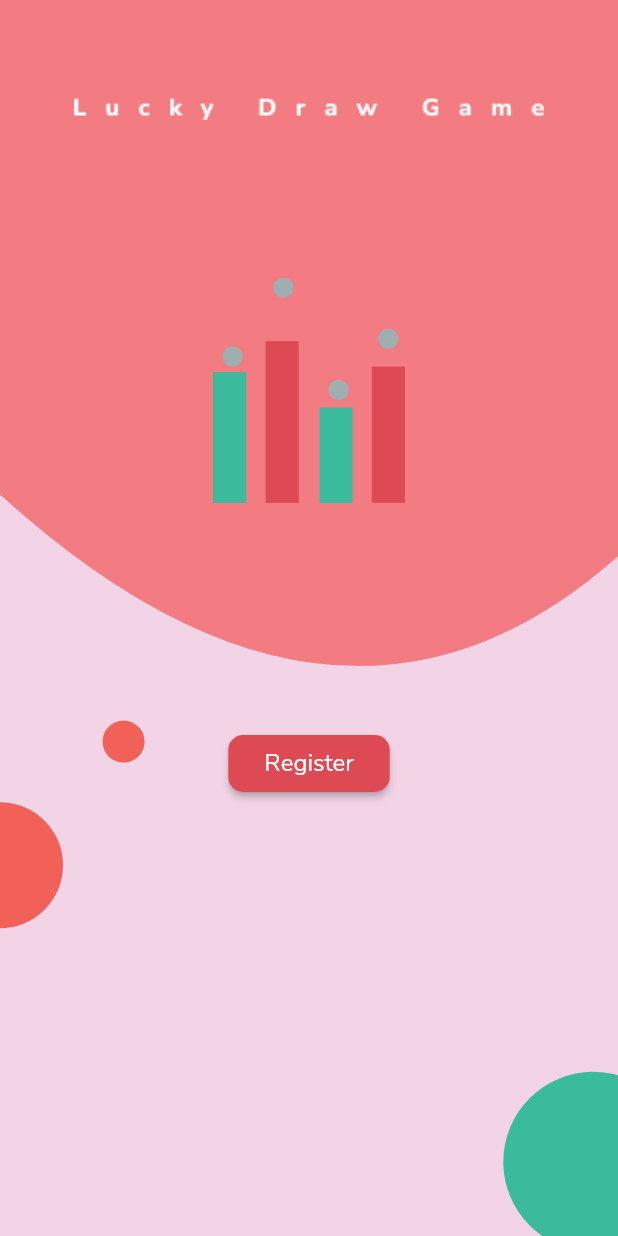
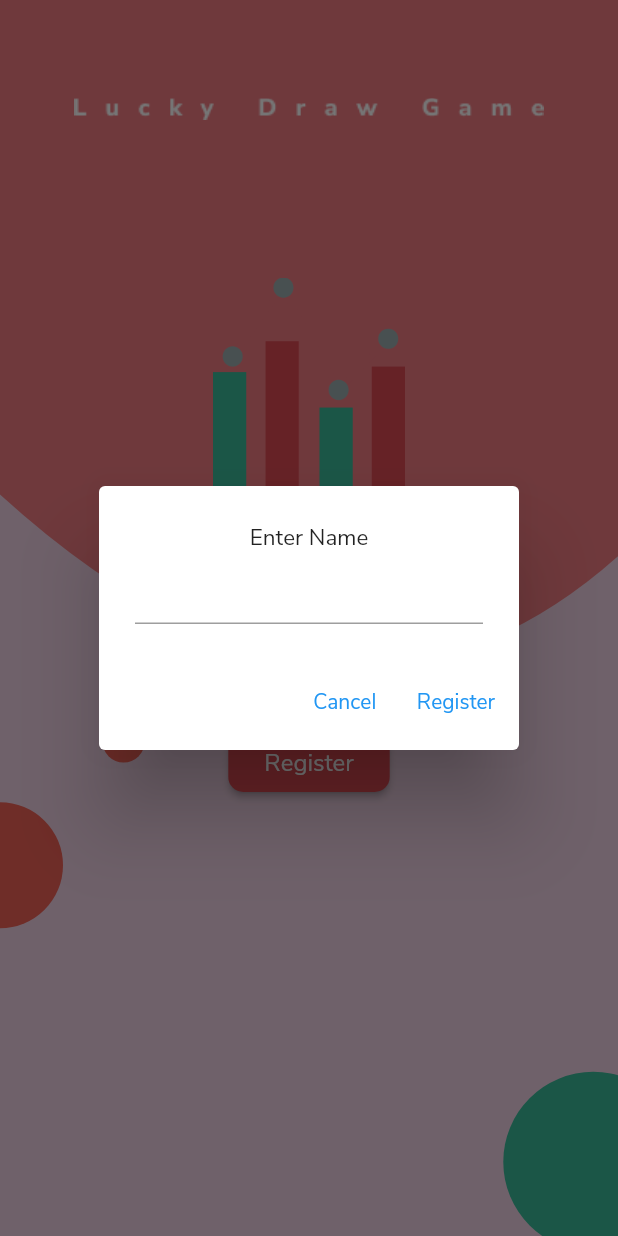
Before and after one commit to 2013raj/LuckyDrawGamingService, a Flutter app: the screen it shows after launch, after a tap on "Register", on a phone screen of 412 x 824 dp. Run offline on Flutter 3.47's test engine with Material 2 defaults, Android fonts, the phone set to English and light mode, and no system bars; our stand-ins replace flutter_spinkit, modal_progress_hud, shared_preferences.

Commit message:
Communication through API eastablished: Home Page Introduced

```diff
--- a/luck_draw_mobile/lib/background/login_template.dart
+++ b/luck_draw_mobile/lib/background/login_template.dart
@@ -1,4 +1,3 @@
-import 'dart:math';
 import 'package:flutter/material.dart';
 import '../services/constants.dart';
 
@@ -10,7 +9,7 @@ class LoginTemplate extends CustomPainter{
   @override
   void paint(Canvas canvas, Size size) {
     var paint = Paint()
-      ..color= kDarkBlue
+      ..color= kPinkish
       ..style= PaintingStyle.fill;
 
     var path = Path();
--- a/luck_draw_mobile/lib/background/primary_template.dart
+++ b/luck_draw_mobile/lib/background/primary_template.dart
@@ -12,7 +12,7 @@ class PrimaryTemplate extends CustomPainter{
   @override
   void paint(Canvas canvas, Size size) {
     var paint = Paint()
-      ..color= kDarkBlue
+      ..color= kPinkish
       ..style= PaintingStyle.fill;
 
     var path = Path();
--- a/luck_draw_mobile/lib/components/custom_button.dart
+++ b/luck_draw_mobile/lib/components/custom_button.dart
@@ -14,10 +14,10 @@ class CustomButton extends StatelessWidget {
       shape: RoundedRectangleBorder(
         borderRadius: BorderRadius.circular(10.0),
       ),
-      color: kBrightBlue,
+      color: kReddishPink,
       child: Padding(
         padding: const EdgeInsets.all(8.0),
-        child: Text(text,style: TextStyle(fontSize: 16),),
+        child: Text(text,style: TextStyle(fontSize: 16,color: Colors.white),),
       ),
       onPressed: onPress,
     );
--- /dev/null
+++ b/luck_draw_mobile/lib/components/custom_dialog.dart
@@ -0,0 +1,51 @@
+import 'package:flutter/material.dart';
+
+class CustomDialog extends StatelessWidget {
+  final TextEditingController textEditingController;
+  final String title;
+  final String optionRightText;
+  final Function optionRightOnPressed;
+  final String optionLeftText;
+  final Function optionLeftOnPressed;
+
+  CustomDialog({
+      this.title,
+      this.textEditingController,
+      this.optionRightText,
+      this.optionRightOnPressed,
+      this.optionLeftText,
+      this.optionLeftOnPressed});
+
+  @override
+  Widget build(BuildContext context) {
+    return AlertDialog(
+      title: Column(
+        children: [
+          Text(
+            title,
+            style: TextStyle(fontSize: 15),
+          ),
+          TextField(
+            controller: this.textEditingController,
+          )
+        ],
+      ),
+      actions: <Widget>[
+        TextButton(
+          child: Text(
+            optionLeftText,
+            style: TextStyle(color: Theme.of(context).accentColor),
+          ),
+          onPressed: optionLeftOnPressed,
+        ),
+        TextButton(
+          child: Text(
+            optionRightText,
+            style: TextStyle(color: Theme.of(context).accentColor),
+          ),
+          onPressed: optionRightOnPressed,
+        ),
+      ],
+    );
+  }
+}
--- a/luck_draw_mobile/lib/main.dart
+++ b/luck_draw_mobile/lib/main.dart
@@ -13,9 +13,9 @@ class MyApp extends StatelessWidget {
     return MaterialApp(
       debugShowCheckedModeBanner: false,
       title: 'Lucky Draw Mobile Game',
-      theme: ThemeData.dark().copyWith(
-        primaryColor: kDarkBlue,
-        scaffoldBackgroundColor: kSlightDarkBlue,
+      theme: ThemeData.light().copyWith(
+        primaryColor: kPinkish,
+        scaffoldBackgroundColor: kPeach,
         textTheme: ThemeData.light().textTheme.apply(
           fontFamily: 'NunitoSans',
         ),
--- a/luck_draw_mobile/lib/models/event.dart
+++ b/luck_draw_mobile/lib/models/event.dart
@@ -6,5 +6,4 @@ class Event{
   String prize;
 
   Event({this.eid,this.date,this.prize,this.time,this.winner});
-
 }
--- /dev/null
+++ b/luck_draw_mobile/lib/models/winner.dart
@@ -0,0 +1,6 @@
+class Winner{
+  String date;
+  String name;
+
+  Winner({this.name,this.date});
+}
--- a/luck_draw_mobile/lib/pages/loading_page.dart
+++ b/luck_draw_mobile/lib/pages/loading_page.dart
@@ -1,6 +1,8 @@
 import 'package:flutter/material.dart';
 import 'package:flutter_spinkit/flutter_spinkit.dart';
-import 'file:///D:/Projects/LuckyDrawGamingService/luck_draw_mobile/lib/pages/register_page.dart';
+import 'package:luck_draw_mobile/models/user.dart';
+import 'package:luck_draw_mobile/pages/home_page.dart';
+import 'package:luck_draw_mobile/pages/register_page.dart';
 import 'package:shared_preferences/shared_preferences.dart';
 import '../services/constants.dart';
 
@@ -16,12 +18,12 @@ class _LoadingPageState extends State<LoadingPage> {
     bool loggedIn = prefs.containsKey('uid');
     if(loggedIn){
       Navigator.pushReplacement(context, MaterialPageRoute(
-          builder: (context)=>Container()
+          builder: (context)=>HomePage(user: User(uid: prefs.get("uid",),name: prefs.get("name")))
       ));
     }
     else{
       Navigator.pushReplacement(context, MaterialPageRoute(
-        builder: (context)=>InitialPage()
+        builder: (context)=> InitialPage()
       ));
     }
   }
@@ -37,7 +39,7 @@ class _LoadingPageState extends State<LoadingPage> {
     return Scaffold(
       body: Center(
         child: SpinKitRotatingCircle(
-          color: kBrightBlue,
+          color: kReddishPink,
           size: 50.0,
         ),
       ),
--- a/luck_draw_mobile/lib/pages/register_page.dart
+++ b/luck_draw_mobile/lib/pages/register_page.dart
@@ -1,13 +1,48 @@
 import 'package:flutter/material.dart';
+import 'package:luck_draw_mobile/components/custom_dialog.dart';
+import 'package:luck_draw_mobile/models/user.dart';
+import 'package:luck_draw_mobile/pages/home_page.dart';
+import 'package:luck_draw_mobile/services/constants.dart';
+import 'package:luck_draw_mobile/services/luck_draw_api_service.dart';
+import 'package:modal_progress_hud/modal_progress_hud.dart';
+import 'package:shared_preferences/shared_preferences.dart';
 import '../background/login_template.dart';
 import '../components/custom_button.dart';
 
-class InitialPage extends StatelessWidget {
-  InitialPage();
+class InitialPage extends StatefulWidget {
+  @override
+  _InitialPageState createState() => _InitialPageState();
+}
+
+class _InitialPageState extends State<InitialPage> {
+  bool isLoading = false;
+  TextEditingController nameEditingController = TextEditingController();
+
+  _registerUser() async {
+    setState(() {
+      isLoading = true;
+    });
+
+    User user = await LuckyDrawApiService.registerUser(nameEditingController.text);
+
+    SharedPreferences prefs = await SharedPreferences.getInstance();
+    prefs.setString("uid", user.uid);
+    prefs.setString("name", user.name);
+
+    Navigator.push(context, MaterialPageRoute(builder: (context) => HomePage(user: user,)));
+
+    setState(() {
+      isLoading = false;
+    });
+
+  }
 
   @override
   Widget build(BuildContext context) {
-    return Scaffold(
+    return ModalProgressHUD(
+      inAsyncCall: isLoading,
+      color: kReddishPink,
+      child: Scaffold(
         body: Stack(
           children: [
             Container(
@@ -19,7 +54,9 @@ class InitialPage extends StatelessWidget {
               width: double.infinity,
               child: Column(
                 children: [
-                SizedBox(height: 50,),
+                  SizedBox(
+                    height: 50,
+                  ),
                   Image(
                     height: 45,
                     image: AssetImage('images/name_logo.png'),
@@ -34,7 +71,25 @@ class InitialPage extends StatelessWidget {
                   SizedBox(
                     height: 150,
                   ),
-                CustomButton(text: 'Register', onPress: (){}),
+                  CustomButton(
+                      text: 'Register',
+                      onPress: () async {
+                        showDialog(
+                            context: context,
+                            builder: (context) => CustomDialog(
+                                  title: "Enter Name",
+                                  textEditingController: nameEditingController,
+                                  optionLeftText: "Cancel",
+                                  optionLeftOnPressed: () {
+                                    Navigator.pop(context);
+                                  },
+                                  optionRightText: "Register",
+                                  optionRightOnPressed: () {
+                                    _registerUser();
+                                    Navigator.pop(context);
+                                  },
+                                ));
+                      }),
                   SizedBox(
                     height: 20,
                   ),
@@ -43,6 +98,7 @@ class InitialPage extends StatelessWidget {
             ),
           ],
         ),
+      ),
     );
   }
 }
--- a/luck_draw_mobile/lib/services/constants.dart
+++ b/luck_draw_mobile/lib/services/constants.dart
@@ -1,7 +1,7 @@
 import 'package:flutter/material.dart';
 
-const Color kDarkBlue = Color(0xFFF37C83);
-const Color kSlightDarkBlue = Color(0xFFF2D4E6);
+const Color kPinkish = Color(0xFFF37C83);
+const Color kPeach = Color(0xFFF2D4E6);
 const Color kRed = Color(0xFFF16158);
 const Color kGreen = Color(0xFF3ABB9B);
-const Color kBrightBlue = Color(0xFFDE4A53);
+const Color kReddishPink = Color(0xFFDE4A53);
```
Also changed, not shown: luck_draw_mobile/lib/pages/home_page.dart (+39 -0 lines), luck_draw_mobile/lib/services/luck_draw_api_service.dart (+86 -1 lines). Lines whose indentation alone changed are shown as unchanged.
